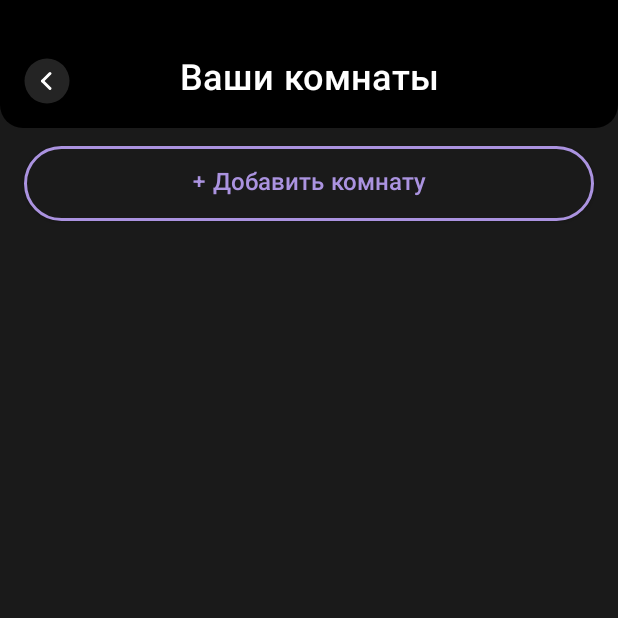
After one commit to KateRud0/CoureWorkApp, an Android app: the CreatedRoomsFragment screen opened through its navigation route, on a phone screen of 412 x 824 dp, the top half of it. The commit adds this screen. Run offline under Robolectric (Android 15) with nearby library versions, the phone set to English and light mode, and no system bars; our stand-ins replace Firebase (no records; nobody signed in at launch, a user with empty details on screens opened directly), navigation-ui.

Commit message:
CreatedRoomsFragment JoinedRoomsFragment

```diff
--- /dev/null
+++ b/app/src/main/java/com/example/courseworkapp/ui/CreatedRoomsFragment.kt
@@ -0,0 +1,29 @@
+package com.example.courseworkapp.ui
+
+import android.os.Bundle
+import androidx.fragment.app.Fragment
+import android.view.View
+import android.widget.ImageButton
+import androidx.navigation.fragment.findNavController
+import com.example.courseworkapp.R
+
+class CreatedRoomsFragment : Fragment(R.layout.fragment_created_rooms) {
+
+
+    override fun onCreate(savedInstanceState: Bundle?) {
+        super.onCreate(savedInstanceState)
+        arguments?.let {
+
+        }
+    }
+
+    override fun onViewCreated(view: View, savedInstanceState: Bundle?) {
+        super.onViewCreated(view, savedInstanceState)
+
+        val homeButton = view.findViewById<ImageButton>(R.id.buttonGoHomeCR)
+
+        homeButton.setOnClickListener {
+            findNavController().navigate(R.id.action_createdRooms_to_home)
+        }
+    }
+}
--- a/app/src/main/java/com/example/courseworkapp/ui/HomeFragment.kt
+++ b/app/src/main/java/com/example/courseworkapp/ui/HomeFragment.kt
@@ -21,12 +21,21 @@ class HomeFragment : Fragment(R.layout.fragment_home) {
         super.onViewCreated(view, savedInstanceState)
 
         val settingsButton = view.findViewById<ImageButton>(R.id.buttonSettings)
+        val CreatedRoomsButton = view.findViewById<ImageButton>(R.id.buttonCreatedRooms)
+        val JoinedRoomsButton = view.findViewById<ImageButton>(R.id.buttonJoinedRooms)
 
         settingsButton.setOnClickListener {
             findNavController().navigate(R.id.action_home_to_settings)
         }
 
+        CreatedRoomsButton.setOnClickListener {
+            findNavController().navigate(R.id.action_home_to_createdRooms)
+        }
+
+        JoinedRoomsButton.setOnClickListener {
+            findNavController().navigate(R.id.action_home_to_joinedRooms)
+        }
+
     }
 
-
 }
--- /dev/null
+++ b/app/src/main/res/layout/fragment_created_rooms.xml
@@ -0,0 +1,70 @@
+<?xml version="1.0" encoding="utf-8"?>
+<LinearLayout xmlns:android="http://schemas.android.com/apk/res/android"
+    xmlns:tools="http://schemas.android.com/tools"
+    android:orientation="vertical"
+    android:layout_width="match_parent"
+    android:layout_height="match_parent"
+    tools:context=".ui.CreatedRoomsFragment"
+    android:background="#1A1A1A">
+
+    <androidx.constraintlayout.widget.ConstraintLayout
+        android:layout_width="match_parent"
+        android:layout_height="85dp"
+        xmlns:app="http://schemas.android.com/apk/res-auto"
+        android:background="@drawable/bg_head">
+
+        <TextView
+            android:id="@+id/textView3"
+            android:layout_width="wrap_content"
+            android:layout_height="50dp"
+            android:layout_marginTop="22dp"
+            android:fontFamily="@font/montserrat_semibold"
+            android:gravity="center"
+            android:text="Ваши комнаты"
+            android:textColor="#FFFFFF"
+            android:textSize="24sp"
+            app:layout_constraintBottom_toBottomOf="parent"
+            app:layout_constraintEnd_toEndOf="parent"
+            app:layout_constraintStart_toStartOf="parent"
+            app:layout_constraintTop_toTopOf="parent" />
+
+        <ImageButton
+            android:id="@+id/buttonGoHomeCR"
+            android:layout_width="50dp"
+            android:layout_height="50dp"
+            android:layout_gravity="center_vertical"
+            android:layout_marginStart="6dp"
+            android:background="#000000"
+            android:contentDescription="Вернуться на главный экран"
+            android:src="@drawable/ic_arrow_left"
+            app:layout_constraintBottom_toBottomOf="@+id/textView3"
+            app:layout_constraintStart_toStartOf="parent"
+            app:layout_constraintTop_toTopOf="@+id/textView3"/>
+    </androidx.constraintlayout.widget.ConstraintLayout>
+
+    <android.widget.Button
+        android:id="@+id/button1"
+        android:layout_width="match_parent"
+        android:layout_height="50dp"
+        android:layout_marginTop="12dp"
+        android:layout_marginStart="16dp"
+        android:layout_marginEnd="16dp"
+        android:background="@drawable/bg_button"
+        android:textColor="#AB93E0"
+        android:textAllCaps="false"
+        android:textSize="16sp"
+        android:fontFamily="@font/montserrat_semibold"
+        android:text="+ Добавить комнату"/>
+
+    <androidx.recyclerview.widget.RecyclerView
+        android:id="@+id/verticalRecyclerView"
+        android:layout_width="match_parent"
+        android:layout_height="match_parent"
+        android:layout_marginStart="16dp"
+        android:layout_marginEnd="16dp"
+        android:layout_marginTop="12dp"
+        android:layout_marginBottom="32dp"
+        android:clipToPadding="false"
+        android:scrollbars="horizontal" />
+
+</LinearLayout>
--- a/app/src/main/res/layout/fragment_home.xml
+++ b/app/src/main/res/layout/fragment_home.xml
@@ -118,6 +118,7 @@
             />
 
         <ImageButton
+            android:id="@+id/buttonCreatedRooms"
             android:layout_width="50dp"
             android:layout_height="50dp"
             android:layout_marginStart="0dp"
@@ -172,6 +173,7 @@
             />
 
         <ImageButton
+            android:id="@+id/buttonJoinedRooms"
             android:layout_width="50dp"
             android:layout_height="50dp"
             android:layout_marginStart="0dp"
--- a/app/src/main/res/navigation/main_navigation.xml
+++ b/app/src/main/res/navigation/main_navigation.xml
@@ -11,12 +11,13 @@
         <action
             android:id="@+id/action_home_to_settings"
             app:destination="@id/settingsFragment" />
+        <action
+            android:id="@+id/action_home_to_joinedRooms"
+            app:destination="@id/joinedRoomsFragment" />
+        <action
+            android:id="@+id/action_home_to_createdRooms"
+            app:destination="@id/createdRoomsFragment" />
     </fragment>
-
-   <!-- <fragment
-        android:id="@+id/roomFragment"
-        android:name="com.example.courseworkapp.ui.RoomFragment"
-        android:label="Комната" /> -->
 
     <fragment
         android:id="@+id/settingsFragment"
@@ -27,4 +28,22 @@
             app:destination="@id/homeFragment" />
     </fragment>
 
+    <fragment
+        android:id="@+id/createdRoomsFragment"
+        android:name="com.example.courseworkapp.ui.CreatedRoomsFragment"
+        android:label="Созданные комнаты" >
+        <action
+            android:id="@+id/action_createdRooms_to_home"
+            app:destination="@id/homeFragment" />
+    </fragment>
+
+    <fragment
+        android:id="@+id/joinedRoomsFragment"
+        android:name="com.example.courseworkapp.ui.JoinedRoomsFragment"
+        android:label="Присоединенные комнаты" >
+        <action
+            android:id="@+id/action_joinedRooms_to_home"
+            app:destination="@id/homeFragment" />
+    </fragment>
+
 </navigation>
```
Also changed, not shown: app/src/main/java/com/example/courseworkapp/ui/JoinedRoomsFragment.kt (added, +33 -0 lines), app/src/main/res/layout/fragment_joined_rooms.xml (added, +70 -0 lines).
